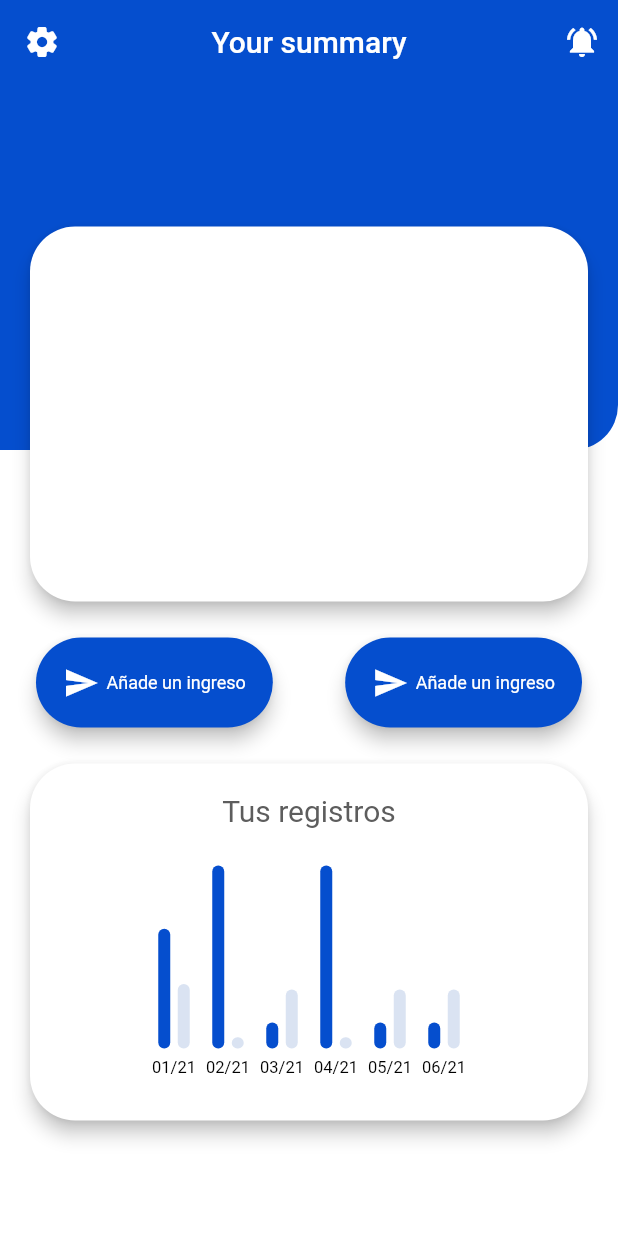
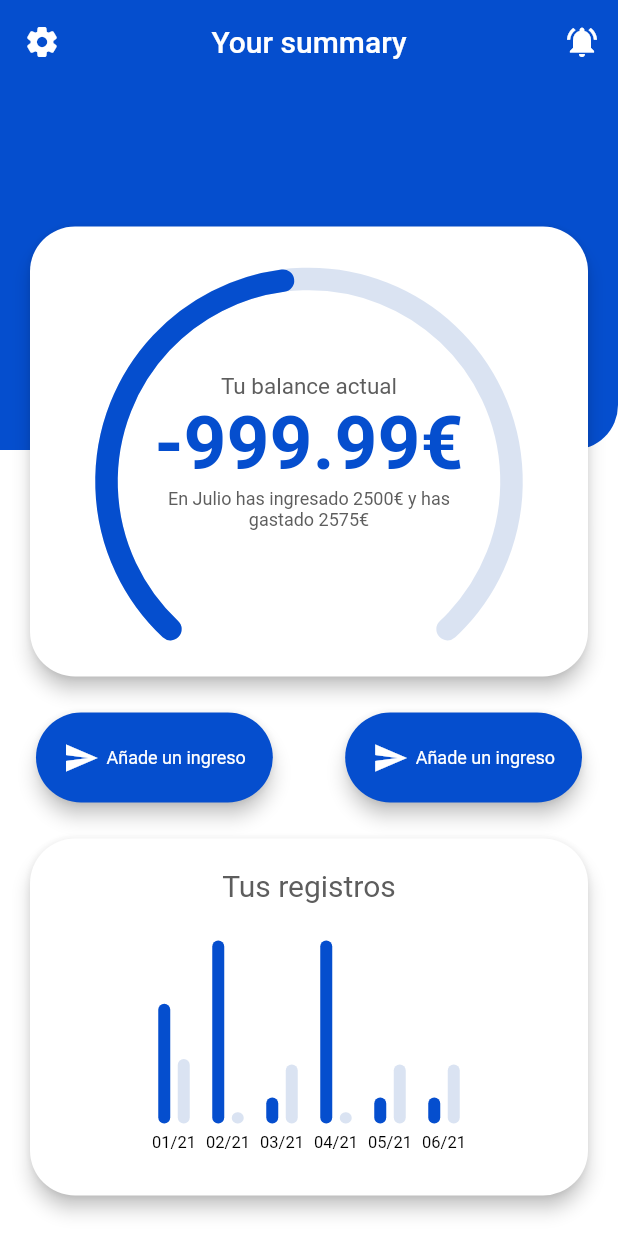
Before and after one commit to Binancy/APP, a Flutter app: the screen it shows after launch, on a phone screen of 412 x 824 dp. Run offline on Flutter 3.47's test engine with Material 2 defaults, Android fonts, the phone set to English and light mode, and no system bars; drawn by our look-alikes of fl_chart, syncfusion_flutter_gauges; generated files the repository leaves out were written again.

Commit message:
Added RadialGauge in DashboardSummaryCard

```diff
--- a/lib/utils/styles.dart
+++ b/lib/utils/styles.dart
@@ -12,3 +12,16 @@ TextStyle addButtonStyle() {
 TextStyle titleCardStyle() {
   return TextStyle(color: textColor, fontSize: 20);
 }
+
+TextStyle semititleStyle() {
+  return TextStyle(color: textColor, fontSize: 15);
+}
+
+TextStyle balanceValueStyle() {
+  return TextStyle(
+      color: primaryColor, fontSize: 50, fontWeight: FontWeight.bold);
+}
+
+TextStyle detailStyle() {
+  return TextStyle(color: textColor, fontSize: 12);
+}
--- a/lib/views/dashboard/dashboard_summary_card.dart
+++ b/lib/views/dashboard/dashboard_summary_card.dart
@@ -1,4 +1,6 @@
 import 'package:binancy/globals.dart';
+import 'package:binancy/utils/styles.dart';
+import 'package:syncfusion_flutter_gauges/gauges.dart';
 import 'package:flutter/material.dart';
 
 class DashboardSummaryCard extends StatelessWidget {
@@ -10,7 +12,66 @@ class DashboardSummaryCard extends StatelessWidget {
       shape: RoundedRectangleBorder(
           borderRadius: BorderRadius.circular(customBorderRadius)),
       child: Container(
-        height: 250,
+        height: 300,
+        padding: EdgeInsets.all(20),
+        child: Stack(
+          children: [
+            Positioned(
+                right: 0,
+                left: 0,
+                height: 300,
+                child: Center(
+                  child: SfRadialGauge(
+                    animationDuration: 0.5,
+                    axes: [
+                      RadialAxis(
+                        minimum: 0,
+                        maximum: 2,
+                        showLabels: false,
+                        showTicks: false,
+                        axisLineStyle: AxisLineStyle(
+                          thickness: 15,
+                          cornerStyle: CornerStyle.bothCurve,
+                          color: accentColor,
+                        ),
+                        pointers: [
+                          RangePointer(
+                            value: 0.97,
+                            cornerStyle: CornerStyle.bothCurve,
+                            width: 15,
+                            color: primaryColor,
+                          )
+                        ],
+                      )
+                    ],
+                  ),
+                )),
+            Positioned(
+                child: Column(
+              mainAxisAlignment: MainAxisAlignment.center,
+              crossAxisAlignment: CrossAxisAlignment.center,
+              children: [
+                Text(
+                  'Tu balance actual',
+                  style: semititleStyle(),
+                ),
+                Text(
+                  "-999.99€",
+                  style: balanceValueStyle(),
+                ),
+                Padding(
+                  padding: EdgeInsets.only(left: 50, right: 50),
+                  child: Text(
+                    'En Julio has ingresado 2500€ y has gastado 2575€',
+                    style: detailStyle(),
+                    maxLines: 2,
+                    textAlign: TextAlign.center,
+                  ),
+                )
+              ],
+            ))
+          ],
+        ),
       ),
     );
   }
--- a/pubspec.yaml
+++ b/pubspec.yaml
@@ -32,6 +32,7 @@ dependencies:
   cupertino_icons: ^1.0.2
   intl: ^0.17.0
   fl_chart: ^0.36.3
+  syncfusion_flutter_gauges: ^19.2.48
 
 dev_dependencies:
   flutter_test:
```
Also changed, not shown: pubspec.lock.
